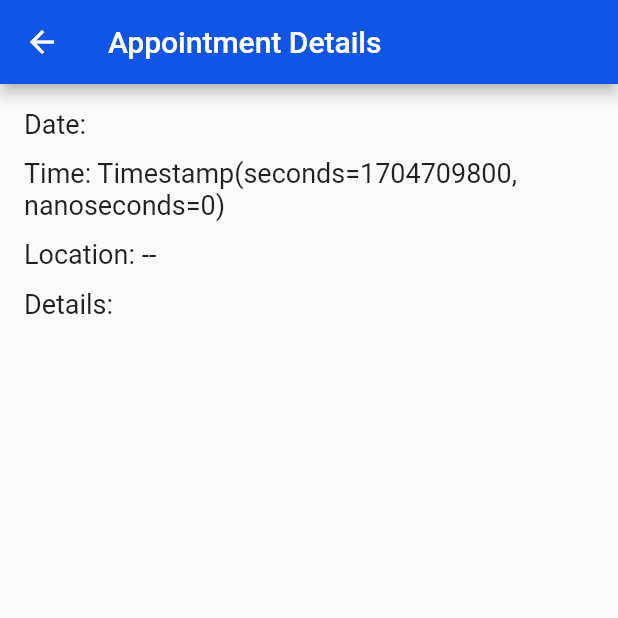
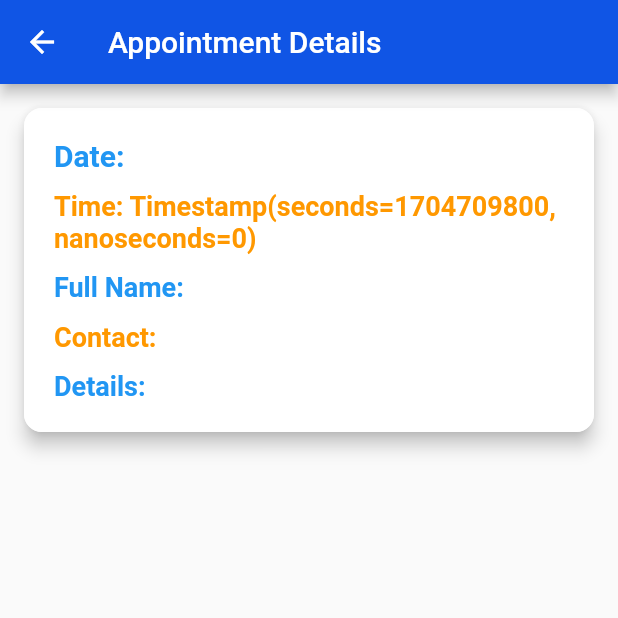
Before and after one commit to Abram-MrRight/DoctorsAppointment-App, a Flutter app: the AppointmentDetailsView screen opened directly with empty values, on a phone screen of 412 x 824 dp, the top half of it. Run offline on Flutter 3.47's test engine with Material 2 defaults, Android fonts, the phone set to English and light mode, and no system bars; our stand-ins replace badges, cloud_firestore, dio, firebase_auth, firebase_core, flutter_holo_date_picker and 8 more; accounts and stored records are empty; Roboto replaces fonts that are missing (Nunito-Light).

```diff
--- a/lib/controllers/myAppointment_controller.dart
+++ b/lib/controllers/myAppointment_controller.dart
@@ -45,4 +45,7 @@ class MyAppointmentController extends GetxController{
     return FirebaseFirestore.instance.collection('appoimtments').get();
 
   }
+
+
+
 }
--- a/lib/views/appointment_details_view/appointment_details_view.dart
+++ b/lib/views/appointment_details_view/appointment_details_view.dart
@@ -16,29 +16,50 @@ class AppointmentDetailsView extends StatelessWidget {
       ),
       body: Padding(
         padding: const EdgeInsets.all(16.0),
+        child: Container(
+          child: Column(
+            crossAxisAlignment: CrossAxisAlignment.start,
+            children: [
+              Material(
+                elevation: 5.0,
+               borderRadius: BorderRadius.circular(12),
+               child: Container(
+                 width: 400,
+                 padding: EdgeInsets.all(20),
+                 decoration: BoxDecoration(color: Colors.white, borderRadius: BorderRadius.circular(12)),
                  child: Column(
                    crossAxisAlignment: CrossAxisAlignment.start,
                    children: [
                      Text(
                        'Date: ${doc?['appDay']}',
-              style: const TextStyle(fontSize: 18.0),
+                       style: const TextStyle(fontSize: 20.0, color: Colors.blue, fontWeight: FontWeight.bold),
                      ),
                      const SizedBox(height: 12.0),
                      Text(
                        'Time: ${doc!['appTime']}',
-              style: const TextStyle(fontSize: 18.0),
+                       style: const TextStyle(fontSize: 18.0, color: Colors.orange, fontWeight: FontWeight.bold),
                      ),
                      const SizedBox(height: 12.0),
-            const Text(
-              'Location: --',
-              style: TextStyle(fontSize: 18.0),
+                     Text(
+                       'Full Name: ${doc!['appName']}',
+                       style: TextStyle(fontSize: 18.0,  color: Colors.blue, fontWeight: FontWeight.bold),
+                     ),
+                     const SizedBox(height: 12.0),
+                     Text(
+                       'Contact: ${doc!['appMobile']}',
+                       style: TextStyle(fontSize: 18.0,  color: Colors.orange, fontWeight: FontWeight.bold),
                      ),
                      const SizedBox(height: 12.0),
                      Text(
                        'Details: ${doc!['appMessage']}',
-              style: const TextStyle(fontSize: 18.0),
+                       style: const TextStyle(fontSize: 18.0,  color: Colors.blue, fontWeight: FontWeight.bold),
                      ),
                    ],
+                 ),
+               ),
+              )
+            ],
+          ),
         ),
       ),
     );
--- a/lib/views/book_appointment/book_appointment.dart
+++ b/lib/views/book_appointment/book_appointment.dart
@@ -374,6 +374,10 @@ class BookAppointment extends StatelessWidget {
               child: Column(
                 crossAxisAlignment: CrossAxisAlignment.start,
                 children: [
+                  AppStyles.bold(title: "Full name:"),
+                  5.heightBox,
+                  CustomTextField(hint: "fullname", textController: controller.appointmentNameController,),
+                  5.heightBox,
                   AppStyles.bold(title: "Mobile Number:"),
                   5.heightBox,
                   CustomTextField(hint: "Phone Number", textController: controller.appointmentMobileController,),
--- a/lib/views/doctor_profile/doctor_profile_view.dart
+++ b/lib/views/doctor_profile/doctor_profile_view.dart
@@ -555,7 +555,8 @@ class _DoctorProfileState extends State<DoctorProfile> {
       ),
       bottomNavigationBar: Padding(
         padding: const EdgeInsets.all(10.0),
-        child: CustomButton(buttonText: "Book an appointment", onTap: (){
+        child: CustomButton(buttonText: "Book an appointment",
+          onTap: (){
           Get.to(() =>  BookAppointment(docId: widget.doc['docId'],fullname: widget.doc['fullname'],
           ));
 
--- a/lib/views/home_view/home.dart
+++ b/lib/views/home_view/home.dart
@@ -32,7 +32,7 @@ class _HomeState extends State<Home> {
   Widget build(BuildContext context) {
     List screenList = [
       widget.isDoctor ? DoctorHomePage() : const HomeView(),
-      const AppointmentView(),
+       AppointmentView(doc: {},),
       widget.isDoctor ? const PatientRecordsPage() : const CategoryView(),
       const NotificationsView(),
     ];
--- a/pubspec.yaml
+++ b/pubspec.yaml
@@ -59,6 +59,7 @@ dependencies:
   cached_network_image: ^3.3.1
   dio: ^5.4.0
   carousel_slider: ^4.2.1
+  fluttertoast: ^8.0.7
 
 
 
```
Also changed, not shown: lib/views/appointment_view/appointment_view.dart (+82 -102 lines), lib/views/notifications/notifications_view.dart (+2 -36 lines), pubspec.lock. Lines whose indentation alone changed are shown as unchanged.
